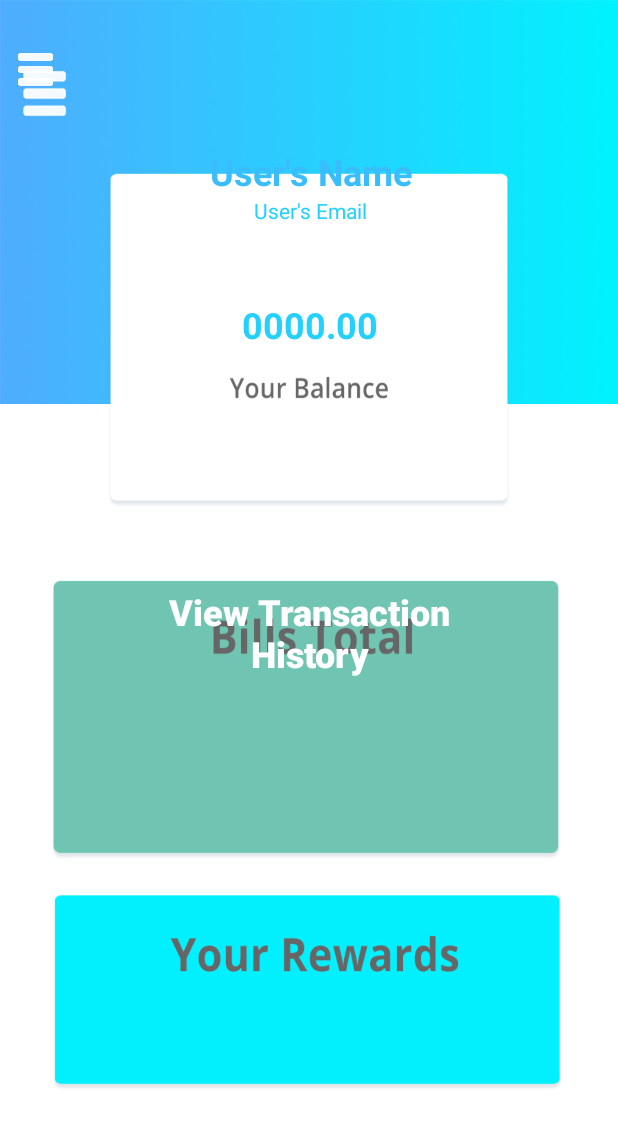
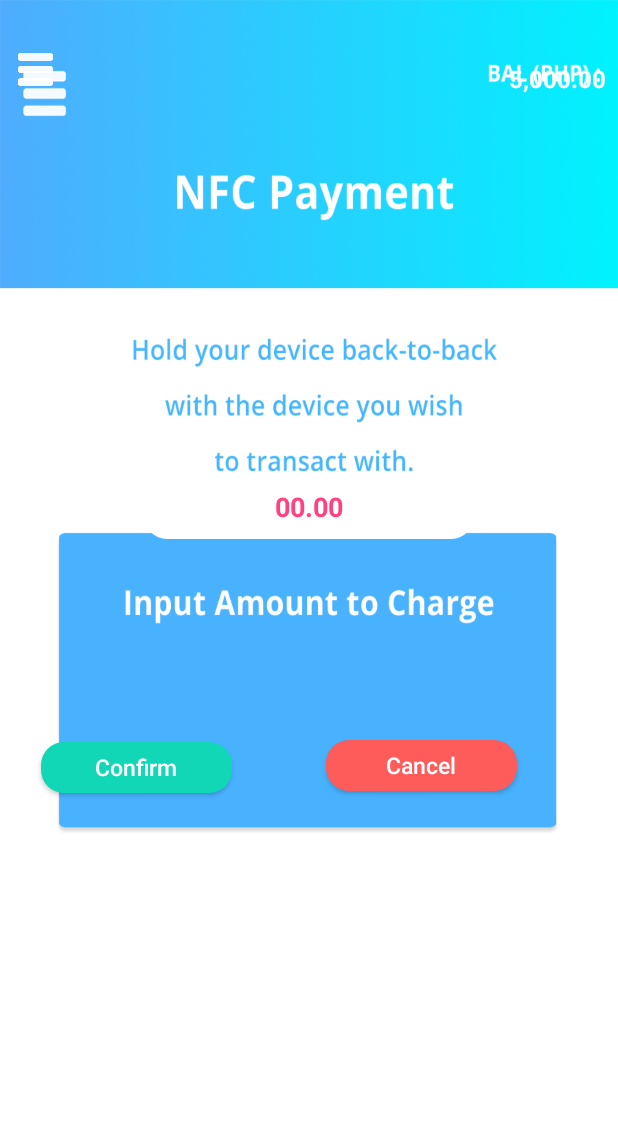
Before and after one commit to jncorpuz/BitLoan, an Android app: the Home_Menu_Merchant screen opened directly, with no data from a screen before it, in the side drawer, after a tap on "NFC", on a phone screen of 412 x 824 dp. Shown: the top 1127 px of the screen. Run offline under Robolectric (Android 15) with nearby library versions, the phone set to English and light mode, and no system bars.

Commit message:
Added NFC, Settings Menu, Transactions on Merchant

```diff
--- a/app/src/main/AndroidManifest.xml
+++ b/app/src/main/AndroidManifest.xml
@@ -40,6 +40,9 @@
         <activity android:name=".Loan_Application" />
         <activity android:name=".Rewards" />
         <activity android:name=".Merchant.Home_Menu_Merchant" />
+        <activity android:name=".Merchant.NFC_Merchant" />
+        <activity android:name=".Merchant.Settings_Menu_Merchant" />
+        <activity android:name=".Merchant.Transactions_Merchant" />
     </application>
 
 </manifest>
--- a/app/src/main/java/com/mayors/loditech/bitloan/Login.java
+++ b/app/src/main/java/com/mayors/loditech/bitloan/Login.java
@@ -86,7 +86,7 @@ public class Login extends AppCompatActivity {
                                     break;
                                 case "2": //Merchant
                                     //Toast.makeText(Login.this, "Merchant", Toast.LENGTH_SHORT).show();
-                                    i = new Intent(Login.this, Home_Menu_Merchant.class); //fix
+                                    i = new Intent(Login.this, Home_Menu_Merchant.class);
                                     startActivity(i);
                                     break;
                                 default:
--- /dev/null
+++ b/app/src/main/java/com/mayors/loditech/bitloan/Merchant/NFC_Merchant.java
@@ -0,0 +1,23 @@
+package com.mayors.loditech.bitloan.Merchant;
+
+import android.nfc.NdefMessage;
+import android.nfc.NfcAdapter;
+import android.nfc.NfcEvent;
+import android.os.Bundle;
+
+import com.mayors.loditech.bitloan.R;
+
+public class NFC_Merchant extends BaseDrawerActivityMerchant implements NfcAdapter.CreateNdefMessageCallback {
+
+    @Override
+    protected void onCreate(Bundle savedInstanceState) {
+        super.onCreate(savedInstanceState);
+        getLayoutInflater().inflate(R.layout.nfc_merchant, frameLayout);
+        setTitle("NFC");
+    }
+
+    @Override
+    public NdefMessage createNdefMessage(NfcEvent nfcEvent) {
+        return null;
+    }
+}
--- /dev/null
+++ b/app/src/main/res/drawable-v24/whitebtn.xml
@@ -0,0 +1,9 @@
+<?xml version="1.0" encoding="utf-8"?>
+<shape xmlns:android="http://schemas.android.com/apk/res/android"
+    android:shape="rectangle">
+    <solid android:color="#ffffff" />
+    <corners android:bottomRightRadius="15dp"
+        android:bottomLeftRadius="15dp"
+        android:topRightRadius="15dp"
+        android:topLeftRadius="15dp"/>
+</shape>
--- /dev/null
+++ b/app/src/main/res/layout/nfc_merchant.xml
@@ -0,0 +1,112 @@
+<?xml version="1.0" encoding="utf-8"?>
+<android.support.constraint.ConstraintLayout
+    xmlns:android="http://schemas.android.com/apk/res/android"
+    xmlns:app="http://schemas.android.com/apk/res-auto"
+    xmlns:tools="http://schemas.android.com/tools"
+    android:layout_width="match_parent"
+    android:layout_height="match_parent"
+    android:background="@drawable/nfc_merchant">
+
+    <EditText
+        android:id="@+id/txtAmount"
+        android:layout_width="220dp"
+        android:layout_height="43dp"
+        android:layout_marginEnd="39dp"
+        android:layout_marginLeft="39dp"
+        android:layout_marginRight="39dp"
+        android:layout_marginStart="39dp"
+        android:layout_marginTop="316dp"
+        android:background="@drawable/whitebtn"
+        android:ems="10"
+        android:gravity="center"
+        android:hint="00.00"
+        android:inputType="numberDecimal"
+        android:padding="8dp"
+        android:textColorHint="@color/colorAccent"
+        android:textStyle="bold"
+        app:layout_constraintEnd_toEndOf="parent"
+        app:layout_constraintStart_toStartOf="parent"
+        app:layout_constraintTop_toTopOf="parent" />
+
+    <TextView
+        android:id="@+id/textView17"
+        android:layout_width="127dp"
+        android:layout_height="wrap_content"
+        android:layout_marginBottom="87dp"
+        android:layout_marginEnd="8dp"
+        android:layout_marginLeft="158dp"
+        android:layout_marginRight="8dp"
+        android:layout_marginStart="158dp"
+        android:layout_marginTop="41dp"
+        android:gravity="right"
+        android:text="5,000.00"
+        android:textColor="@android:color/background_light"
+        android:textSize="16sp"
+        android:textStyle="bold"
+        app:layout_constraintBottom_toTopOf="@+id/tableLayout"
+        app:layout_constraintEnd_toEndOf="parent"
+        app:layout_constraintStart_toEndOf="@+id/btnBack11"
+        app:layout_constraintTop_toTopOf="parent" />
+
+    <Button
+        android:id="@+id/btnCorfirm"
+        android:layout_width="127dp"
+        android:layout_height="34dp"
+        android:layout_marginLeft="27dp"
+        android:layout_marginStart="27dp"
+        android:layout_marginTop="91dp"
+        android:background="@drawable/yesbtn"
+        android:text="Confirm"
+        android:textAllCaps="false"
+        android:textColor="@android:color/background_light"
+        android:textSize="15sp"
+        app:layout_constraintStart_toStartOf="parent"
+        app:layout_constraintTop_toBottomOf="@+id/lblEnterpriseName" />
+
+    <Button
+        android:id="@+id/btnCancel"
+        android:layout_width="127dp"
+        android:layout_height="34dp"
+        android:layout_marginEnd="26dp"
+        android:layout_marginLeft="21dp"
+        android:layout_marginRight="26dp"
+        android:layout_marginStart="21dp"
+        android:layout_marginTop="90dp"
+        android:background="@drawable/nobtn"
+        android:text="Cancel"
+        android:textAllCaps="false"
+        android:textColor="@android:color/background_light"
+        android:textSize="15sp"
+        app:layout_constraintEnd_toEndOf="parent"
+        app:layout_constraintStart_toEndOf="@+id/btnCorfirm"
+        app:layout_constraintTop_toBottomOf="@+id/lblEnterpriseName" />
+
+    <ImageView
+        android:id="@+id/btnBack"
+        android:layout_width="23dp"
+        android:layout_height="22dp"
+        android:layout_marginLeft="12dp"
+        android:layout_marginStart="12dp"
+        android:layout_marginTop="35dp"
+        android:adjustViewBounds="true"
+        app:layout_constraintStart_toStartOf="parent"
+        app:layout_constraintTop_toTopOf="parent"
+        app:srcCompat="@drawable/menu" />
+
+    <TextView
+        android:id="@+id/lblEnterpriseName"
+        android:layout_width="235dp"
+        android:layout_height="34dp"
+        android:layout_marginEnd="46dp"
+        android:layout_marginLeft="47dp"
+        android:layout_marginRight="46dp"
+        android:layout_marginStart="47dp"
+        android:layout_marginTop="10dp"
+        android:gravity="center"
+        android:text="Name of Enterprise"
+        android:textColor="@color/DarkGray"
+        android:textSize="15sp"
+        app:layout_constraintEnd_toEndOf="parent"
+        app:layout_constraintStart_toStartOf="parent"
+        app:layout_constraintTop_toBottomOf="@+id/txtAmount" />
+</android.support.constraint.ConstraintLayout>
--- a/app/src/main/res/menu/navigation_items_merchant.xml
+++ b/app/src/main/res/menu/navigation_items_merchant.xml
@@ -13,7 +13,7 @@
         android:id="@+id/navigationb"
         android:title="NFC" />
     <item
-        android:id="@+id/navigationd"
+        android:id="@+id/navigationc"
         android:title="Transactions" />
     <item
         android:id="@+id/navigationg"
```
Also changed, not shown: app/src/main/java/com/mayors/loditech/bitloan/Merchant/BaseDrawerActivityMerchant.java (+6 -6 lines), app/src/main/java/com/mayors/loditech/bitloan/Merchant/Settings_Menu_Merchant.java (added, +14 -0 lines), app/src/main/java/com/mayors/loditech/bitloan/Merchant/Transactions_Merchant.java (added, +15 -0 lines), app/src/main/res/layout/settings_menu_merchant.xml (added, +104 -0 lines), app/src/main/res/layout/transactions_merchant.xml (added, +73 -0 lines), app/src/main/res/drawable-v24/nfc_merchant.jpg (added).
